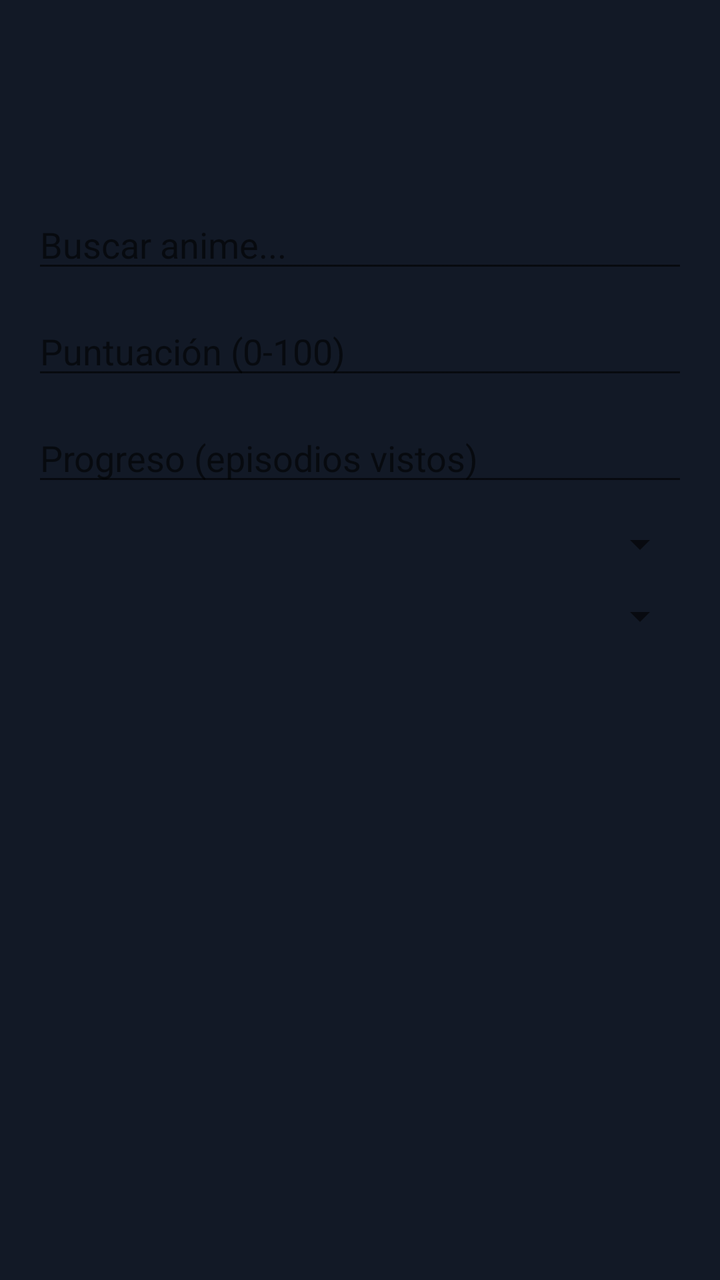
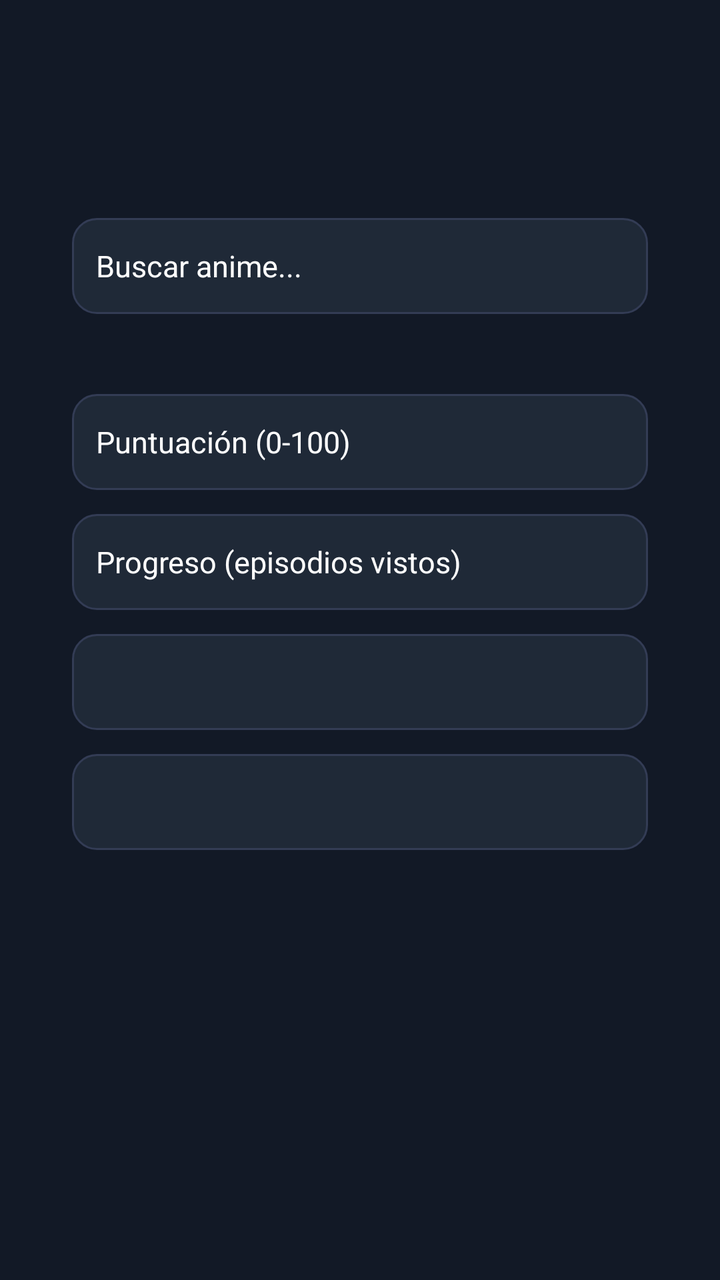

Two renders of the same Android screen: before a commit and after it. Below are the layout's source before the change and the commit's diff.
<!-- AndroidManifest.xml: application theme Theme.YomiTrack -->
<!-- res/layout/fragment_add_anime.xml -->
<?xml version="1.0" encoding="utf-8"?>
<LinearLayout xmlns:android="http://schemas.android.com/apk/res/android"
    android:layout_width="match_parent"
    android:layout_height="match_parent"
    android:orientation="vertical"
    android:paddingTop="100dp"
    android:paddingBottom="80dp"
    android:paddingHorizontal="16dp">

    <EditText
        android:id="@+id/editTextSearch"
        android:layout_width="match_parent"
        android:layout_height="wrap_content"
        android:hint="Buscar anime..."
        android:inputType="text"
        android:imeOptions="actionSearch" />

    <EditText
        android:id="@+id/editTextScore"
        android:layout_width="match_parent"
        android:layout_height="wrap_content"
        android:hint="Puntuación (0-100)"
        android:inputType="number"
        android:layout_marginTop="12dp" />

    <EditText
        android:id="@+id/editTextProgress"
        android:layout_width="match_parent"
        android:layout_height="wrap_content"
        android:hint="Progreso (episodios vistos)"
        android:inputType="number"
        android:layout_marginTop="12dp" />

    <Spinner
        android:id="@+id/spinnerStatus"
        android:layout_width="match_parent"
        android:layout_height="wrap_content"
        android:layout_marginTop="12dp" />

    <Spinner
        android:id="@+id/spinnerType"
        android:layout_width="match_parent"
        android:layout_height="wrap_content"
        android:layout_marginTop="12dp" />

    <androidx.recyclerview.widget.RecyclerView
        android:id="@+id/recyclerSearchResults"
        android:layout_width="match_parent"
        android:layout_height="0dp"
        android:layout_weight="1"
        android:paddingTop="12dp"
        android:clipToPadding="false"
        android:scrollbars="vertical" />
</LinearLayout>
<!-- resources referenced by this layout -->
<resources>
  <style name="Theme.YomiTrack" parent="Base.Theme.YomiTrack" />
  <style name="Base.Theme.YomiTrack" parent="Theme.MaterialComponents.DayNight.NoActionBar">
          
          <item name="colorPrimary">@color/primary</item>
          <item name="colorPrimaryVariant">@color/primary</item>
          <item name="colorOnPrimary">@color/textPrimary</item>
          <item name="android:colorBackground">@color/background</item>
          <item name="colorOnBackground">@color/textPrimary</item>
  
          
          <item name="bottomNavigationStyle">@style/CustomBottomNav</item>
      </style>
  <color name="primary">#1F2937</color>
  <color name="textPrimary">#FFFFFF</color>
  <color name="background">#121926</color>
  <style name="CustomBottomNav" parent="Widget.MaterialComponents.BottomNavigationView">
          <item name="android:background">@color/primary</item>
          <item name="itemIconTint">@color/textPrimary</item>
          <item name="itemTextColor">@color/textPrimary</item>
      </style>
</resources>

<!-- the commit's change to res/layout/fragment_add_anime.xml (unified diff, before → after) -->
@@ -1,54 +1,103 @@
 <?xml version="1.0" encoding="utf-8"?>
-<LinearLayout xmlns:android="http://schemas.android.com/apk/res/android"
+<ScrollView xmlns:android="http://schemas.android.com/apk/res/android"
     android:layout_width="match_parent"
     android:layout_height="match_parent"
-    android:orientation="vertical"
-    android:paddingTop="100dp"
-    android:paddingBottom="80dp"
-    android:paddingHorizontal="16dp">
+    android:background="@color/background"
+    android:clipToPadding="true"
+    android:fillViewport="true"
+    android:fitsSystemWindows="true"
+    android:paddingStart="16dp"
+    android:paddingTop="64dp"
+    android:paddingEnd="16dp"
+    android:paddingBottom="32dp">
 
-    <EditText
-        android:id="@+id/editTextSearch"
+    <LinearLayout
         android:layout_width="match_parent"
         android:layout_height="wrap_content"
-        android:hint="Buscar anime..."
-        android:inputType="text"
-        android:imeOptions="actionSearch" />
+        android:gravity="center_horizontal"
+        android:orientation="vertical">
 
-    <EditText
-        android:id="@+id/editTextScore"
-        android:layout_width="match_parent"
-        android:layout_height="wrap_content"
-        android:hint="Puntuación (0-100)"
-        android:inputType="number"
-        android:layout_marginTop="12dp" />
+        
+        <LinearLayout
+            android:layout_width="match_parent"
+            android:layout_height="wrap_content"
+            android:layout_marginTop="25dp"
+            android:background="@color/background"
+            android:orientation="vertical"
+            android:padding="20dp">
 
-    <EditText
-        android:id="@+id/editTextProgress"
-        android:layout_width="match_parent"
-        android:layout_height="wrap_content"
-        android:hint="Progreso (episodios vistos)"
-        android:inputType="number"
-        android:layout_marginTop="12dp" />
+            <EditText
+                android:id="@+id/editTextSearch"
+                android:layout_width="match_parent"
+                android:layout_height="48dp"
+                android:background="@drawable/edit_text_background"
+                android:hint="Buscar anime..."
+                android:inputType="text"
+                android:paddingHorizontal="12dp"
+                android:textColor="@android:color/white"
+                android:textColorHint="@android:color/white"
+                android:textSize="15sp" />
+        </LinearLayout>
 
-    <Spinner
-        android:id="@+id/spinnerStatus"
-        android:layout_width="match_parent"
-        android:layout_height="wrap_content"
-        android:layout_marginTop="12dp" />
+        
+        <LinearLayout
+            android:layout_width="match_parent"
+            android:layout_height="wrap_content"
+            android:background="@color/background"
+            android:orientation="vertical"
+            android:padding="20dp">
 
-    <Spinner
-        android:id="@+id/spinnerType"
-        android:layout_width="match_parent"
-        android:layout_height="wrap_content"
-        android:layout_marginTop="12dp" />
+            <EditText
+                android:id="@+id/editTextScore"
+                android:layout_width="match_parent"
+                android:layout_height="48dp"
+                android:background="@drawable/edit_text_background"
+                android:hint="Puntuación (0-100)"
+                android:inputType="number"
+                android:paddingHorizontal="12dp"
+                android:textColor="@android:color/white"
+                android:textColorHint="@android:color/white"
+                android:textSize="15sp" />
 
-    <androidx.recyclerview.widget.RecyclerView
-        android:id="@+id/recyclerSearchResults"
-        android:layout_width="match_parent"
-        android:layout_height="0dp"
-        android:layout_weight="1"
-        android:paddingTop="12dp"
-        android:clipToPadding="false"
-        android:scrollbars="vertical" />
-</LinearLayout>
+            <EditText
+                android:id="@+id/editTextProgress"
+                android:layout_width="match_parent"
+                android:layout_height="48dp"
+                android:layout_marginTop="12dp"
+                android:background="@drawable/edit_text_background"
+                android:hint="Progreso (episodios vistos)"
+                android:inputType="number"
+                android:paddingHorizontal="12dp"
+                android:textColor="@android:color/white"
+                android:textColorHint="@android:color/white"
+                android:textSize="15sp" />
+
+            <Spinner
+                android:id="@+id/spinnerStatus"
+                android:layout_width="match_parent"
+                android:layout_height="48dp"
+                android:layout_marginTop="12dp"
+                android:background="@drawable/edit_text_background"
+                android:paddingHorizontal="12dp" />
+
+            <Spinner
+                android:id="@+id/spinnerType"
+                android:layout_width="match_parent"
+                android:layout_height="48dp"
+                android:layout_marginTop="12dp"
+                android:background="@drawable/edit_text_background"
+                android:paddingHorizontal="12dp" />
+        </LinearLayout>
+
+        
+        <androidx.recyclerview.widget.RecyclerView
+            android:id="@+id/recyclerSearchResults"
+            android:layout_width="match_parent"
+            android:layout_height="wrap_content"
+            android:layout_marginTop="16dp"
+            android:layout_marginBottom="100dp"
+            android:clipToPadding="false"
+            android:nestedScrollingEnabled="false"
+            android:scrollbars="vertical" />
+    </LinearLayout>
+</ScrollView>
<!-- resource entries referenced after the edit -->
@@ -15,6 +15,25 @@
   <color name="primary">#1F2937</color>
   <color name="textPrimary">#FFFFFF</color>
   <color name="background">#121926</color>
+  <!-- drawable edit_text_background (drawable) -->
+  <?xml version="1.0" encoding="utf-8"?>
+  <shape xmlns:android="http://schemas.android.com/apk/res/android"
+      android:shape="rectangle">
+  
+      <solid android:color="@color/primary" /> 
+  
+      <corners android:radius="12dp" /> 
+  
+      <padding
+          android:left="12dp"
+          android:top="8dp"
+          android:right="12dp"
+          android:bottom="8dp" />
+  
+      <stroke
+          android:width="1dp"
+          android:color="#333C55" /> 
+  </shape>
   <style name="CustomBottomNav" parent="Widget.MaterialComponents.BottomNavigationView">
           <item name="android:background">@color/primary</item>
           <item name="itemIconTint">@color/textPrimary</item>
